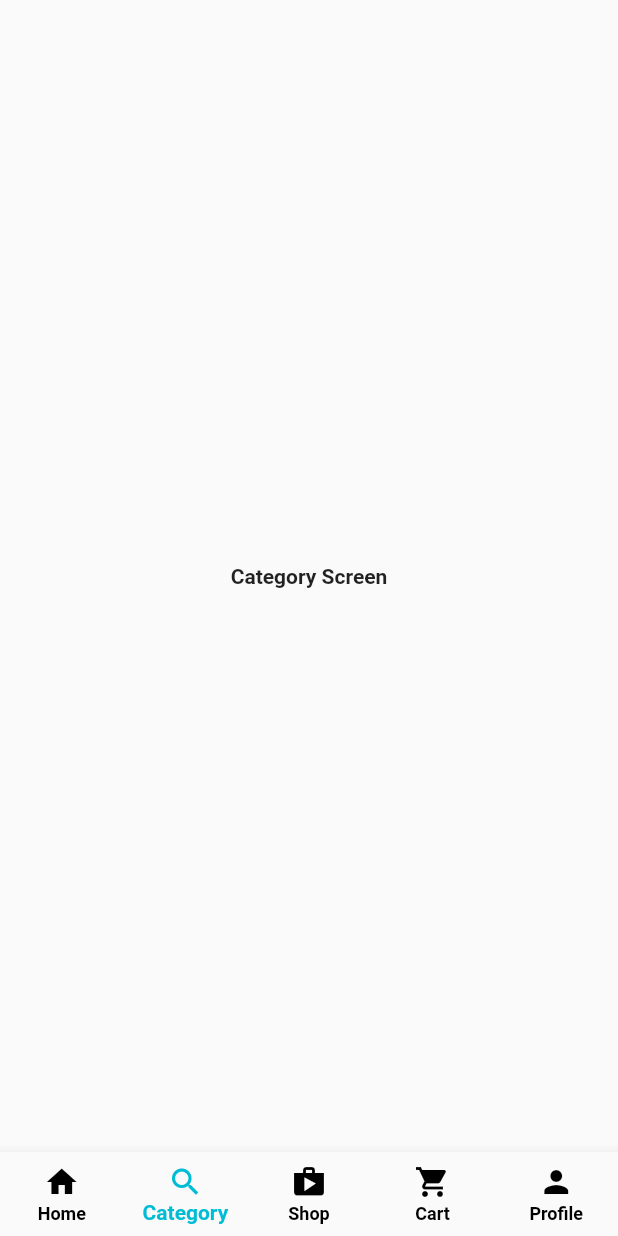
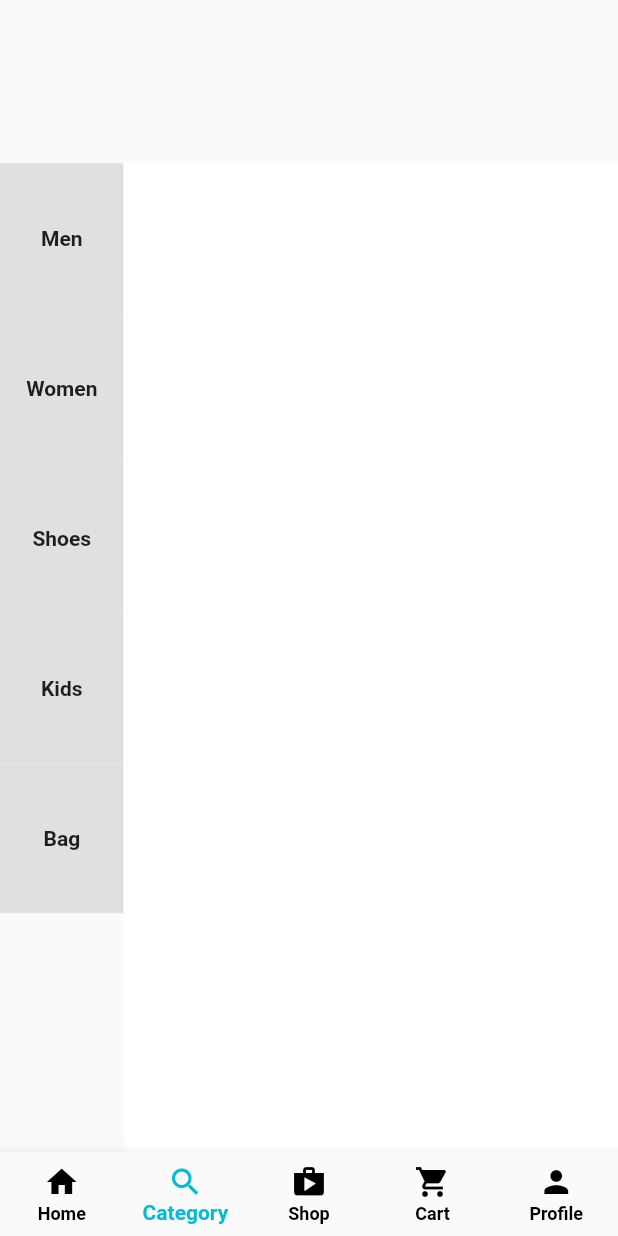
Before and after one commit to mbuguap/Multi-Vendor-Ecommerce, a Flutter app: the CustomerHomeScreen screen opened by its route, item 2 of the bottom bar chosen, on a phone screen of 412 x 824 dp. Run offline on Flutter 3.47's test engine with Material 2 defaults, Android fonts, the phone set to English and light mode, and no system bars; our stand-ins replace cloud_firestore, firebase_auth, firebase_core, firebase_storage, image_picker; accounts and stored records are empty.

Commit message:
category screen

```diff
--- a/lib/main.dart
+++ b/lib/main.dart
@@ -26,7 +26,7 @@ class MyApp extends StatelessWidget {
         primarySwatch: Colors.blue,
         fontFamily: "Roboto-Bold",
       ),
-      initialRoute: LandingCustomerScreen.routeName,
+      initialRoute: CustomerHomeScreen.routeName,
       routes: {
         CustomerHomeScreen.routeName: (context) => CustomerHomeScreen(),
         LandingCustomerScreen.routeName: (context) => LandingCustomerScreen(),
--- /dev/null
+++ b/lib/views/category_screen.dart
@@ -0,0 +1,74 @@
+import 'package:flutter/material.dart';
+
+class CategoryScreen extends StatefulWidget {
+  @override
+  State<CategoryScreen> createState() => _CategoryScreenState();
+}
+
+class _CategoryScreenState extends State<CategoryScreen> {
+  List<ItemData> _item = [
+    ItemData(categoryName: 'Men'),
+    ItemData(categoryName: 'Women'),
+    ItemData(categoryName: 'Shoes'),
+    ItemData(categoryName: 'Kids'),
+    ItemData(categoryName: 'Bag'),
+  ];
+
+  @override
+  Widget build(BuildContext context) {
+    return Scaffold(
+      body: Stack(
+        children: [
+          Positioned(
+            bottom: 0,
+            left: 0,
+            child: SizedBox(
+              height: MediaQuery.of(context).size.height * 0.8,
+              width: MediaQuery.of(context).size.width * 0.2,
+              // color: Colors.grey.shade300,
+              child: ListView.builder(
+                  itemCount: _item.length,
+                  itemBuilder: (BuildContext context, int index) {
+                    return InkWell(
+                      onTap: () {
+                        for (var element in _item) {
+                          element.isSelected = false;
+                        }
+                        setState(() {
+                          _item[index].isSelected = true;
+                        });
+                      },
+                      child: Container(
+                        color: _item[index].isSelected == true
+                            ? Colors.white
+                            : Colors.grey.shade300,
+                        height: 100,
+                        child: Center(
+                          child: Text(_item[index].categoryName),
+                        ),
+                      ),
+                    );
+                  }),
+            ),
+          ),
+          Positioned(
+            bottom: 0,
+            right: 0,
+            child: Container(
+              height: MediaQuery.of(context).size.height * 0.8,
+              width: MediaQuery.of(context).size.width * 0.8,
+              color: Colors.white,
+            ),
+          )
+        ],
+      ),
+    );
+  }
+}
+
+class ItemData {
+  String categoryName;
+  bool isSelected;
+
+  ItemData({required this.categoryName, this.isSelected = false});
+}
--- a/lib/views/customer_home_screen.dart
+++ b/lib/views/customer_home_screen.dart
@@ -1,5 +1,6 @@
 import 'package:flutter/material.dart';
 import 'package:multi_vendor/views/cart_screen.dart';
+import 'package:multi_vendor/views/category_screen.dart';
 import 'package:multi_vendor/views/home_screen.dart';
 import 'package:multi_vendor/views/profile_screen.dart';
 
@@ -14,9 +15,7 @@ class _CustomerHomeScreenState extends State<CustomerHomeScreen> {
 
   final List<Widget> _pages = [
     HomeScreen(),
-    Center(
-      child: Text('Category Screen'),
-    ),
+    CategoryScreen(),
     Center(
       child: Text('Shop Screen'),
     ),
```
